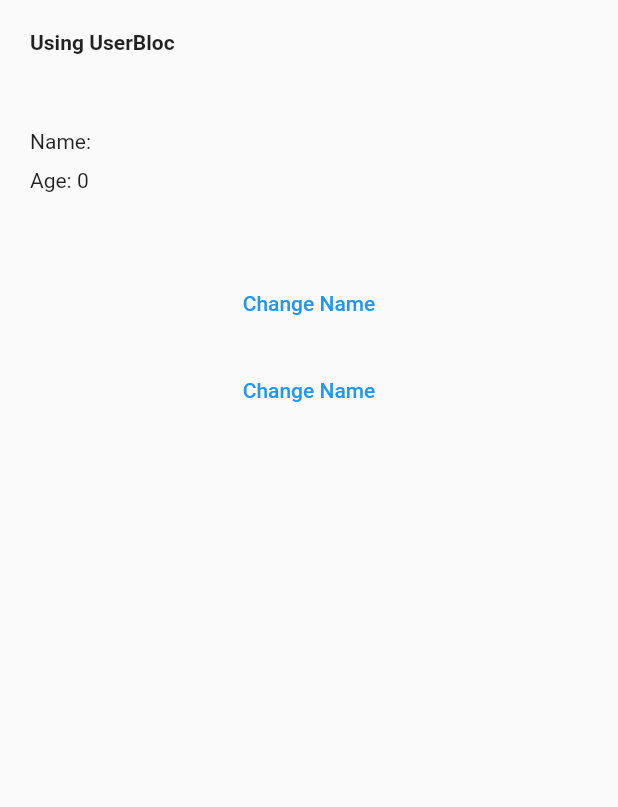
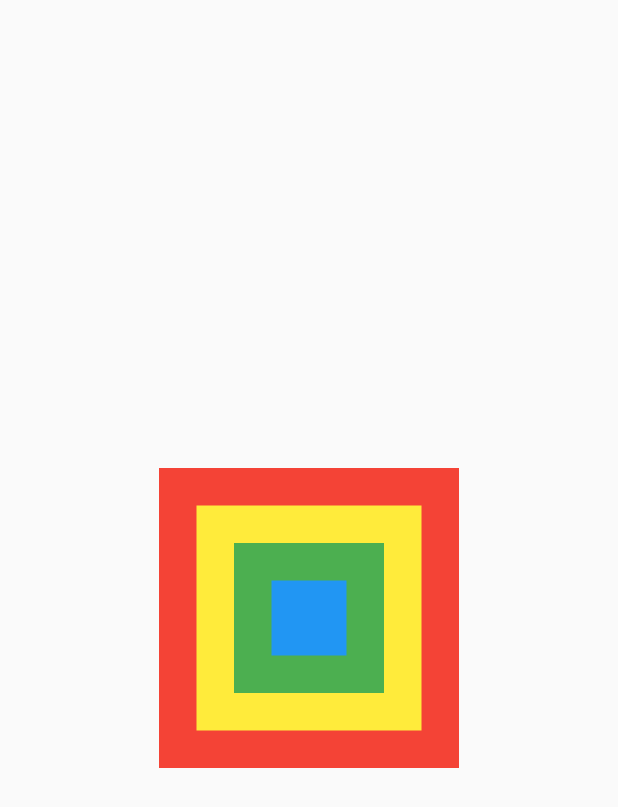
Before and after one commit to desdrianton/flutter_playground, a Flutter app: the screen it shows after launch, on a phone screen of 412 x 824 dp. Shown: the top 807 px of the screen. Run offline on Flutter 3.47's test engine with Material 2 defaults, Android fonts, the phone set to English and light mode, and no system bars; our stand-ins replace equatable, flutter_bloc.

Commit message:
Learn widget: InheritedWidget

```diff
--- /dev/null
+++ b/learn_widget/inherited_widget/analysis_options.yaml
@@ -0,0 +1,4 @@
+include: package:flutter_lints/flutter.yaml
+
+# Additional information about this file can be found at
+# https://dart.dev/guides/language/analysis-options
--- /dev/null
+++ b/learn_widget/inherited_widget/lib/inherited_widget.dart
@@ -0,0 +1,3 @@
+library inherited_widget;
+
+export 'src/_1_without_inherited_widget/app.dart';
--- /dev/null
+++ b/learn_widget/inherited_widget/lib/src/_1_without_inherited_widget/app.dart
@@ -0,0 +1,108 @@
+import 'package:flutter/material.dart';
+import 'package:flutter/widgets.dart';
+
+class WithoutInheritedWidgetApp extends StatelessWidget {
+  const WithoutInheritedWidgetApp({Key? key}) : super(key: key);
+
+  @override
+  Widget build(BuildContext context) {
+    var kotak1 = const _Kotak1(
+      warna1: Colors.red,
+      warna2: Colors.yellow,
+      warna3: Colors.green,
+      warna4: Colors.blue,
+    );
+
+    return MaterialApp(
+      home: Scaffold(
+        body: Center(child: kotak1,),
+      ),
+    );
+  }
+}
+
+class _Kotak1 extends StatelessWidget {
+  final Color warna1;
+
+  final Color warna2;
+
+  final Color warna3;
+
+  final Color warna4;
+
+  const _Kotak1({required this.warna1, required this.warna2, required this.warna3, required this.warna4,});
+
+  @override
+  Widget build(BuildContext context) {
+    double side = 200;
+
+    return Container(
+      width: side,
+      height: side,
+      color: warna1,
+      alignment: Alignment.center,
+      child: _Kotak2(warna2: warna2, warna3: warna3, warna4: warna4,),
+    );
+  }
+}
+
+class _Kotak2 extends StatelessWidget {
+  final Color warna2;
+
+  final Color warna3;
+
+  final Color warna4;
+
+  const _Kotak2({required this.warna2, required this.warna3, required this.warna4,});
+
+  @override
+  Widget build(BuildContext context) {
+    double side = 150;
+
+    return Container(
+      width: side,
+      height: side,
+      color: warna2,
+      alignment: Alignment.center,
+      child: _Kotak3(warna3: warna3, warna4: warna4),
+    );
+  }
+}
+
+class _Kotak3 extends StatelessWidget {
+  final Color warna3;
+
+  final Color warna4;
+
+  const _Kotak3({required this.warna3, required this.warna4,});
+
+  @override
+  Widget build(BuildContext context) {
+    double side = 100;
+
+    return Container(
+      width: side,
+      height: side,
+      color: warna3,
+      alignment: Alignment.center,
+      child: _Kotak4(warna4: warna4,),
+    );
+  }
+}
+
+class _Kotak4 extends StatelessWidget {
+  final Color warna4;
+
+  const _Kotak4({required this.warna4,}) : super();
+
+  @override
+  Widget build(BuildContext context) {
+    double side = 50;
+
+    return Container(
+      width: side,
+      height: side,
+      color: warna4,
+    );
+  }
+}
--- a/lib/main.dart
+++ b/lib/main.dart
@@ -1,10 +1,11 @@
 import 'package:flutter/material.dart';
-import 'package:state_flutter_bloc/state_flutter_bloc.dart';
+// import 'package:state_flutter_bloc/state_flutter_bloc.dart';
 // import 'package:state_flutter_bloc/_01_simple_cubit/app.dart';
 // import 'package:state_flutter_bloc/state_flutter_bloc.dart';
 // import 'package:state_provider/state_provider.dart';
 // import 'package:state_bloc/state_bloc.dart';
 // import 'package:dart_stream/_01_simple_stream.dart';
+import 'package:inherited_widget/inherited_widget.dart';
 
 void main() {
   // runApp(const BasicProviderApp());
@@ -13,5 +14,6 @@ void main() {
   // runApp(const SimpleCubitApp());
   // runApp(const BlocProviderApp());
   // runApp(const MultiBlocProviderApp());
-  runApp(const SimpleBlocApp());
+  // runApp(const SimpleBlocApp());
+  runApp(const WithoutInheritedWidgetApp());
 }
--- a/pubspec.yaml
+++ b/pubspec.yaml
@@ -18,6 +18,8 @@ dependencies:
     path: ./learn_state/state_bloc
   state_flutter_bloc:
     path: ./learn_state/state_flutter_bloc
+  inherited_widget:
+    path: ./learn_widget/inherited_widget
 
 dev_dependencies:
   flutter_test:
```
Also changed, not shown: learn_widget/inherited_widget/pubspec.yaml (added, +18 -0 lines), pubspec.lock, 5 other files.
